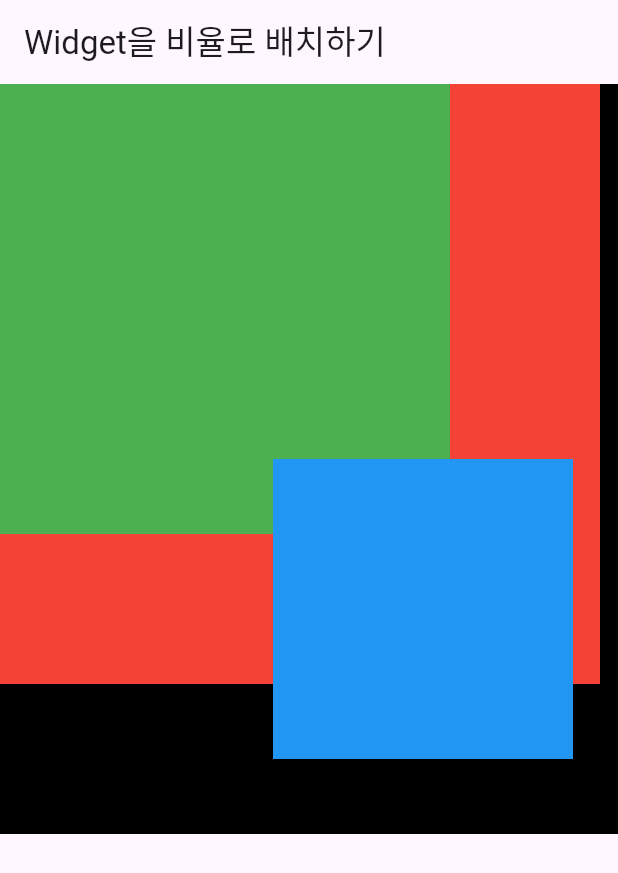
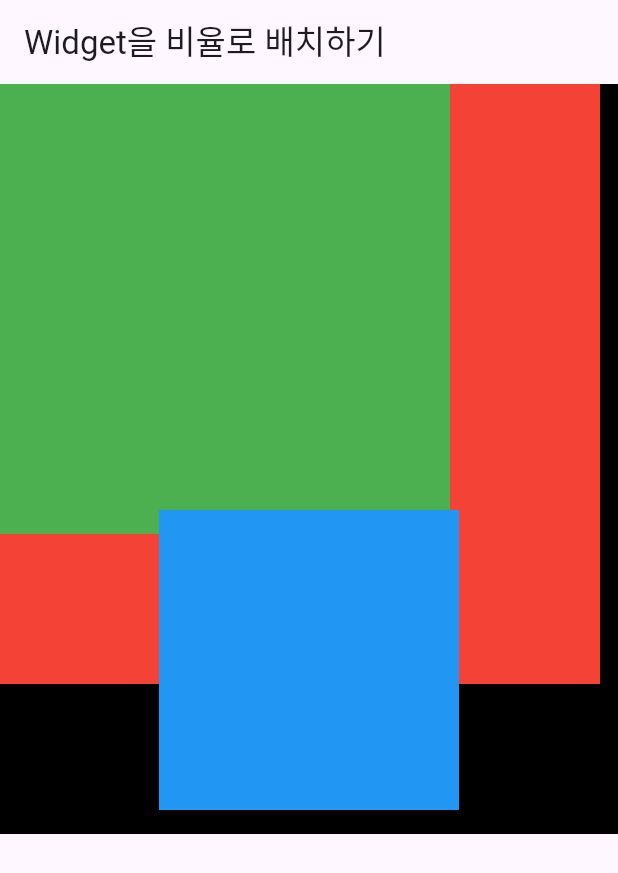
Before and after one commit to HiddenEvent/first_app, a Flutter app: the screen it shows after launch, on a phone screen of 412 x 824 dp. Shown: the top 873 px of the screen. Run offline on Flutter 3.47's test engine with Material 3 defaults, Android fonts, the phone set to English and light mode, and no system bars.

Commit message:
[겹겹이 쌓아 올리기] - Align 위젯: Positioned 와 같지만 전체 화면 비율로 배치 주의 사항: 화면 내부 크기와 상관 없이 전체 화면 비율로 배치한다

```diff
--- a/lib/main.dart
+++ b/lib/main.dart
@@ -25,9 +25,8 @@ class Body extends StatelessWidget {
         Container(width: 500, height: 500, color: Colors.black),
         Container(width: 400, height: 400, color: Colors.red),
         Container(width: 300, height: 300, color: Colors.green),
-        Positioned(
-          bottom: 50,
-          right: 30,
+        Align(
+          alignment: Alignment.center,
           child: Container(
             width: 200,
             height: 200,
```
